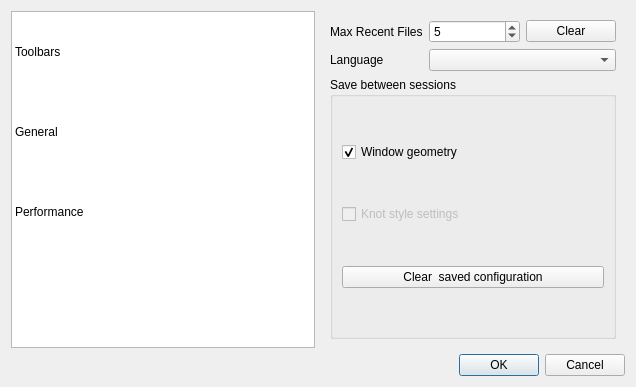
Above: src/dialogs/dialog_preferences.ui from mbasaglia/Knotter before the change. Below: the same form after it.
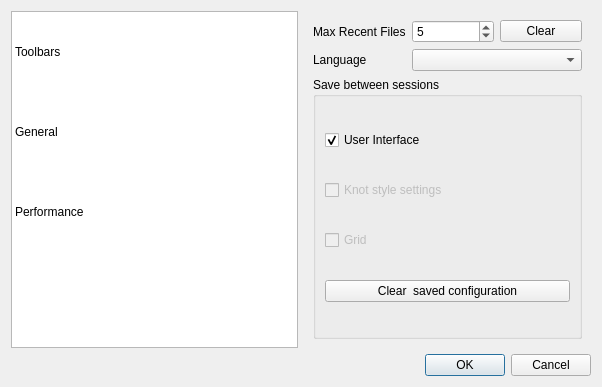
That is the form after the change. The open tabs and pages were chosen to show the change. Icons and pictures are not drawn. Custom widgets are drawn as their Qt base class.

The edit to the form file:
```diff
--- a/src/dialogs/dialog_preferences.ui
+++ b/src/dialogs/dialog_preferences.ui
@@ -6,7 +6,7 @@
    <rect>
     <x>0</x>
     <y>0</y>
-    <width>636</width>
+    <width>602</width>
     <height>387</height>
    </rect>
   </property>
@@ -242,7 +242,7 @@
             <item>
              <widget class="QCheckBox" name="check_save_geometry">
               <property name="text">
-               <string>Window geometry</string>
+               <string>User Interface</string>
               </property>
               <property name="checked">
                <bool>true</bool>
@@ -259,6 +259,16 @@
               </property>
              </widget>
             </item>
+            <item>
+             <widget class="QCheckBox" name="check_save_grid">
+              <property name="enabled">
+               <bool>false</bool>
+              </property>
+              <property name="text">
+               <string>Grid</string>
+              </property>
+             </widget>
+            </item>
             <item>
              <widget class="QPushButton" name="button_clear_settings">
               <property name="toolTip">
```
Left out of the diff: 10 changed lines with no effect on the pictures.
